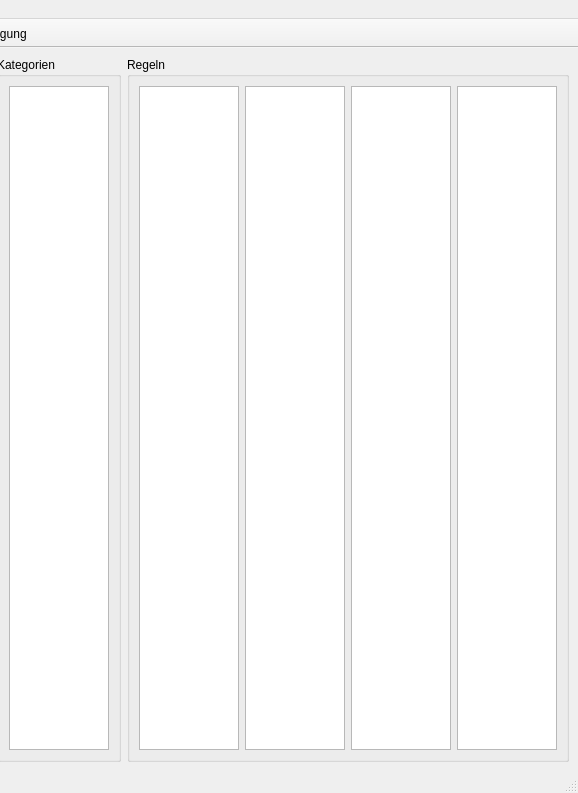
Qt form MainWindow.ui (shaerdi/Paketmanager) before a commit; both pictures show x 492 to 1070 and y 0 to 793 of the 1070 by 793 pixel window.
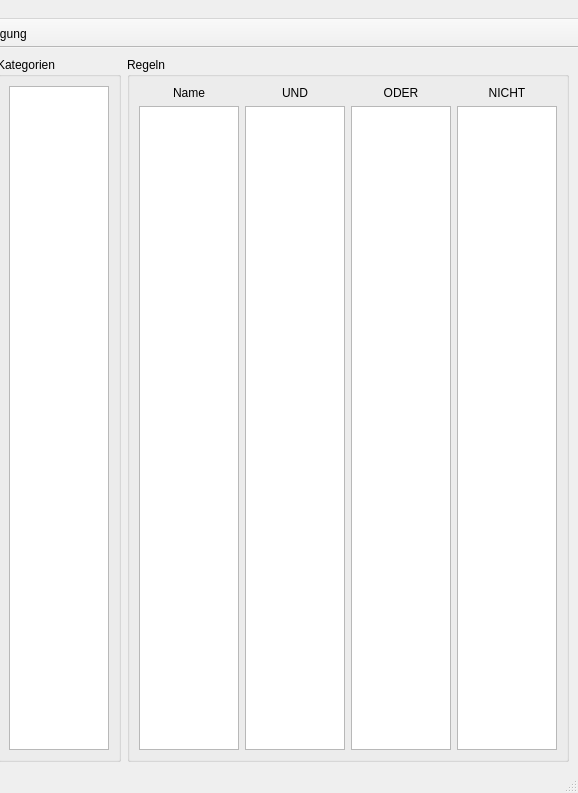
The same form after that commit. Icons and pictures are not drawn.

Commit message: Spaltenueberschriften hinzugefuegt

The edit to the form file:
```diff
--- a/MainWindow.ui
+++ b/MainWindow.ui
@@ -133,6 +133,18 @@
       </property>
       <layout class="QHBoxLayout" name="horizontalLayout_3">
        <item>
+        <layout class="QVBoxLayout" name="verticalLayout">
+         <item>
+          <widget class="QLabel" name="label">
+           <property name="text">
+            <string>Name</string>
+           </property>
+           <property name="alignment">
+            <set>Qt::AlignCenter</set>
+           </property>
+          </widget>
+         </item>
+         <item>
         <widget class="QListView" name="listView_regeln">
          <property name="sizePolicy">
           <sizepolicy hsizetype="Fixed" vsizetype="Expanding">
@@ -157,6 +169,20 @@
          </property>
         </widget>
        </item>
+        </layout>
+       </item>
+       <item>
+        <layout class="QVBoxLayout" name="verticalLayout_2">
+         <item>
+          <widget class="QLabel" name="label_2">
+           <property name="text">
+            <string>UND</string>
+           </property>
+           <property name="alignment">
+            <set>Qt::AlignCenter</set>
+           </property>
+          </widget>
+         </item>
        <item>
         <widget class="QListView" name="listView_regel_und">
          <property name="sizePolicy">
@@ -194,6 +220,20 @@
          </property>
         </widget>
        </item>
+        </layout>
+       </item>
+       <item>
+        <layout class="QVBoxLayout" name="verticalLayout_3">
+         <item>
+          <widget class="QLabel" name="label_3">
+           <property name="text">
+            <string>ODER</string>
+           </property>
+           <property name="alignment">
+            <set>Qt::AlignCenter</set>
+           </property>
+          </widget>
+         </item>
        <item>
         <widget class="QListView" name="listView_regeln_oder">
          <property name="sizePolicy">
@@ -228,6 +268,20 @@
          </property>
         </widget>
        </item>
+        </layout>
+       </item>
+       <item>
+        <layout class="QVBoxLayout" name="verticalLayout_4">
+         <item>
+          <widget class="QLabel" name="label_4">
+           <property name="text">
+            <string>NICHT</string>
+           </property>
+           <property name="alignment">
+            <set>Qt::AlignCenter</set>
+           </property>
+          </widget>
+         </item>
        <item>
         <widget class="QListView" name="listView_regeln_nicht">
          <property name="sizePolicy">
@@ -261,6 +315,8 @@
           <enum>QAbstractItemView::MultiSelection</enum>
          </property>
         </widget>
+         </item>
+        </layout>
        </item>
       </layout>
      </widget>
```
Left out of the diff: 3 changed lines with no effect on the pictures. Lines whose indentation alone changed are shown as unchanged.
